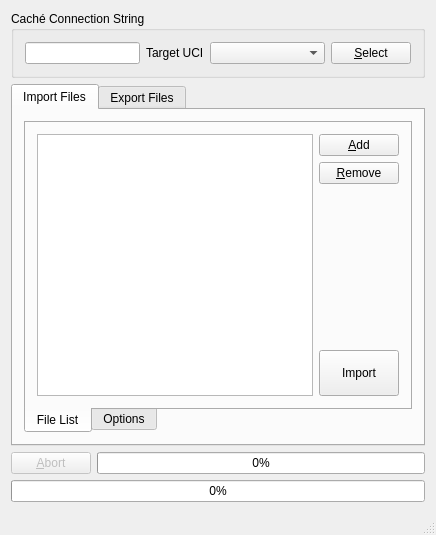
Qt form QtCacheTool/mainwindow.ui (entwickler42/QtCache) before a commit.
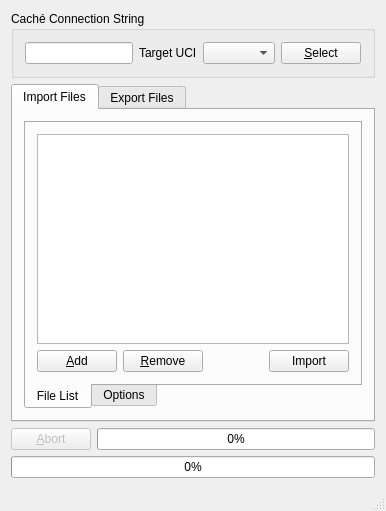
The same form after that commit. Icons and pictures are not drawn.

Commit message: Horizontally aligned import controls

Patch:
```diff
--- a/QtCacheTool/mainwindow.ui
+++ b/QtCacheTool/mainwindow.ui
@@ -2,14 +2,6 @@
 <ui version="4.0">
  <class>MainWindow</class>
  <widget class="QMainWindow" name="MainWindow">
-  <property name="geometry">
-   <rect>
-    <x>0</x>
-    <y>0</y>
-    <width>436</width>
-    <height>535</height>
-   </rect>
-  </property>
   <property name="windowTitle">
    <string>Qt Caché Tool</string>
   </property>
@@ -42,14 +34,7 @@
           </widget>
          </item>
          <item>
-          <widget class="QComboBox" name="targetUCI">
-           <property name="sizePolicy">
-            <sizepolicy hsizetype="MinimumExpanding" vsizetype="Fixed">
-             <horstretch>0</horstretch>
-             <verstretch>0</verstretch>
-            </sizepolicy>
-           </property>
-          </widget>
+          <widget class="QComboBox" name="targetUCI"/>
          </item>
          <item>
           <widget class="QPushButton" name="selectServer">
@@ -85,7 +70,7 @@
            <attribute name="title">
             <string>File List</string>
            </attribute>
-           <layout class="QHBoxLayout" name="horizontalLayout_2">
+           <layout class="QVBoxLayout" name="verticalLayout_3">
             <item>
              <widget class="QListWidget" name="listWidget">
               <property name="editTriggers">
@@ -106,7 +91,7 @@
              </widget>
             </item>
             <item>
-             <layout class="QVBoxLayout" name="verticalLayout_3">
+             <layout class="QHBoxLayout" name="horizontalLayout_2">
               <item>
                <widget class="QPushButton" name="addFiles">
                 <property name="text">
@@ -122,14 +107,14 @@
                </widget>
               </item>
               <item>
-               <spacer name="verticalSpacer">
+               <spacer name="horizontalSpacer_2">
                 <property name="orientation">
-                 <enum>Qt::Vertical</enum>
+                 <enum>Qt::Horizontal</enum>
                 </property>
                 <property name="sizeHint" stdset="0">
                  <size>
-                  <width>20</width>
-                  <height>40</height>
+                  <width>40</width>
+                  <height>20</height>
                  </size>
                 </property>
                </spacer>
@@ -142,12 +127,6 @@
                   <verstretch>0</verstretch>
                  </sizepolicy>
                 </property>
-                <property name="minimumSize">
-                 <size>
-                  <width>0</width>
-                  <height>46</height>
-                 </size>
-                </property>
                 <property name="text">
                  <string>Import</string>
                 </property>
```
Left out of the diff: 10 changed lines with no effect on the pictures. The commit also changes 2 other files.
